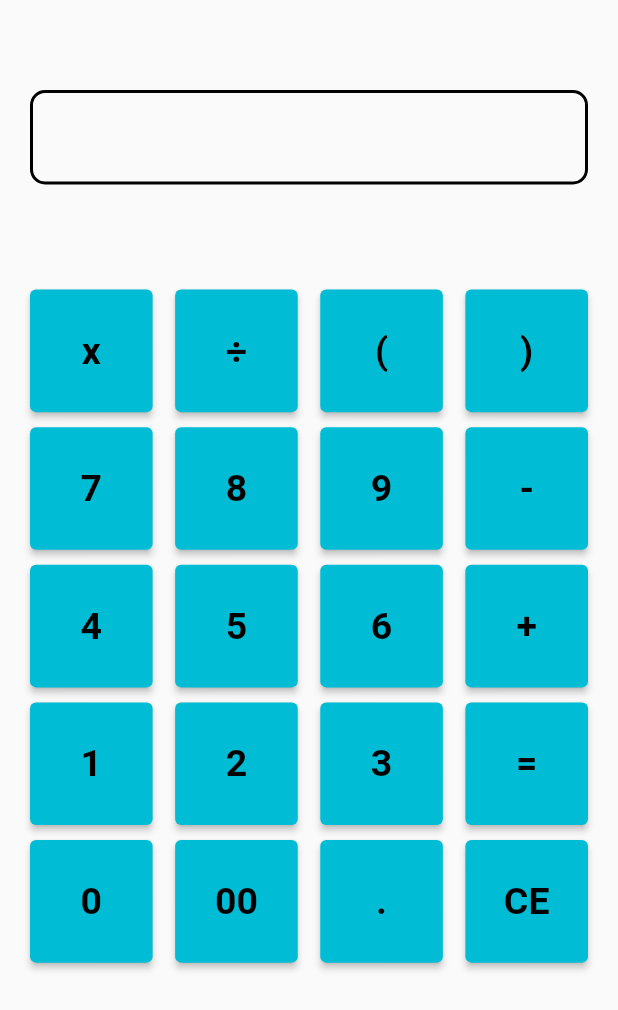
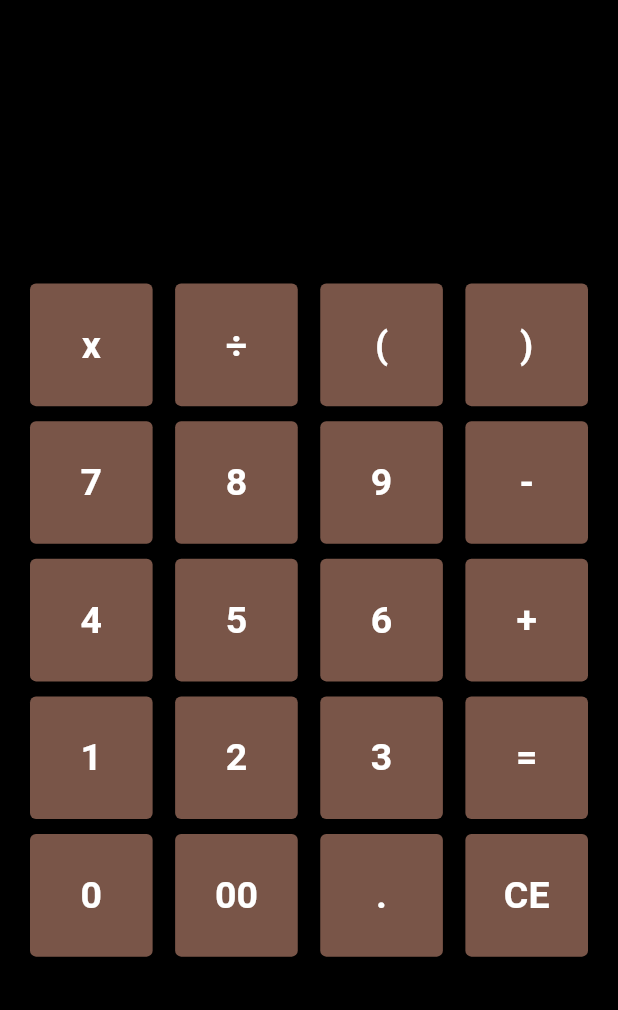
Before and after one commit to Kara-Zor-El/Flutter-Learning, a Flutter app: the screen it shows after launch, on a phone screen of 412 x 824 dp. Shown: the top 1010 px of the screen. Run offline on Flutter 3.47's test engine with Material 2 defaults, Android fonts, the phone set to English and light mode, and no system bars.

Commit message:
Style Changes

```diff
--- a/calculator_app/lib/main.dart
+++ b/calculator_app/lib/main.dart
@@ -14,7 +14,8 @@ class MyApp extends StatelessWidget {
     return MaterialApp(
       debugShowCheckedModeBanner: false,
       title: 'Best Calculator!',
-      theme: ThemeData(primarySwatch: Colors.cyan),
+      theme: ThemeData(
+          primarySwatch: Colors.brown, scaffoldBackgroundColor: Colors.black),
       home: const Calculator(),
     );
   }
@@ -57,16 +58,14 @@ class _CalculatorState extends State<Calculator> {
 
   Widget buttonConstructor({String text = ""}) {
     return ElevatedButton(
-      // style: ElevatedButton.styleFrom(
-      //   padding: EdgeInsets.symmetric(horizontal: pH, vertical: pV),
-      // ),
       onPressed: !(text == "=") && !(text == "CE")
           ? () => addToString(text)
           : (text == "=")
               ? () => calculateSequence(displayString)
               : () => clearEverything(),
       child: Text(
-        style: const TextStyle(fontSize: 25, fontWeight: FontWeight.bold),
+        style: const TextStyle(
+            fontSize: 25, fontWeight: FontWeight.bold, color: Colors.white),
         text,
       ),
     );
@@ -253,16 +252,12 @@ class _CalculatorState extends State<Calculator> {
           Container(
             alignment: Alignment.centerRight,
             margin: const EdgeInsets.fromLTRB(20, 60, 20, 20),
-            decoration: BoxDecoration(
-              border: Border.all(width: 2),
-              borderRadius: const BorderRadius.all(Radius.circular(10)),
-            ),
             child: SingleChildScrollView(
               scrollDirection: Axis.horizontal,
               controller: _scrollController,
               padding: const EdgeInsets.symmetric(vertical: 15, horizontal: 20),
               child: Text(
-                style: const TextStyle(fontSize: 25),
+                style: const TextStyle(fontSize: 25, color: Colors.white),
                 displayString,
               ),
             ),
@@ -271,10 +266,6 @@ class _CalculatorState extends State<Calculator> {
             alignment: Alignment.center,
             margin: const EdgeInsets.fromLTRB(20, 50, 20, 0),
             padding: const EdgeInsets.only(bottom: 15),
-            // decoration: BoxDecoration(
-            //   border: Border.all(width: 2),
-            //   borderRadius: const BorderRadius.all(Radius.circular(10)),
-            // ),
             child: GridView.count(
               scrollDirection: Axis.vertical,
               mainAxisSpacing: 10,
```
